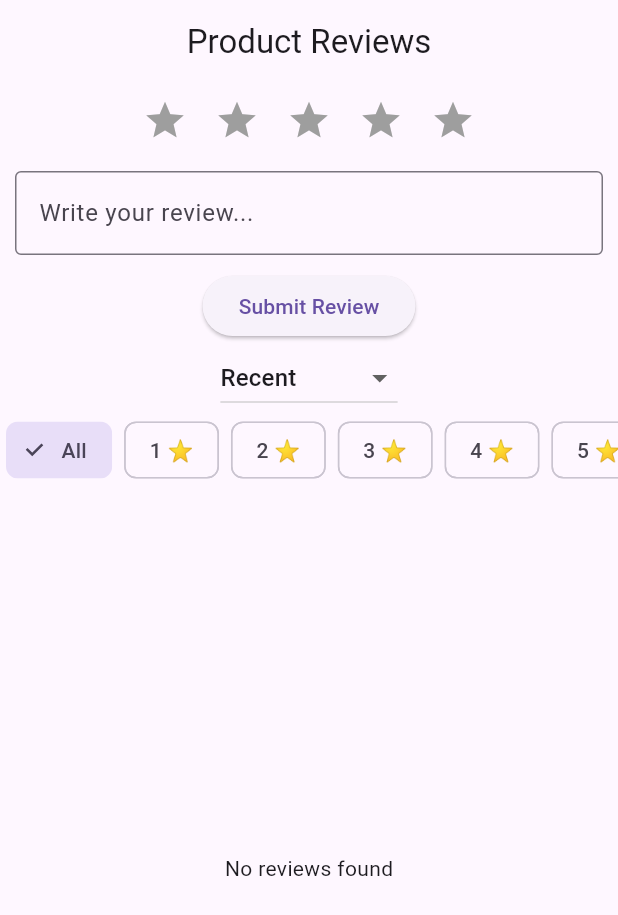
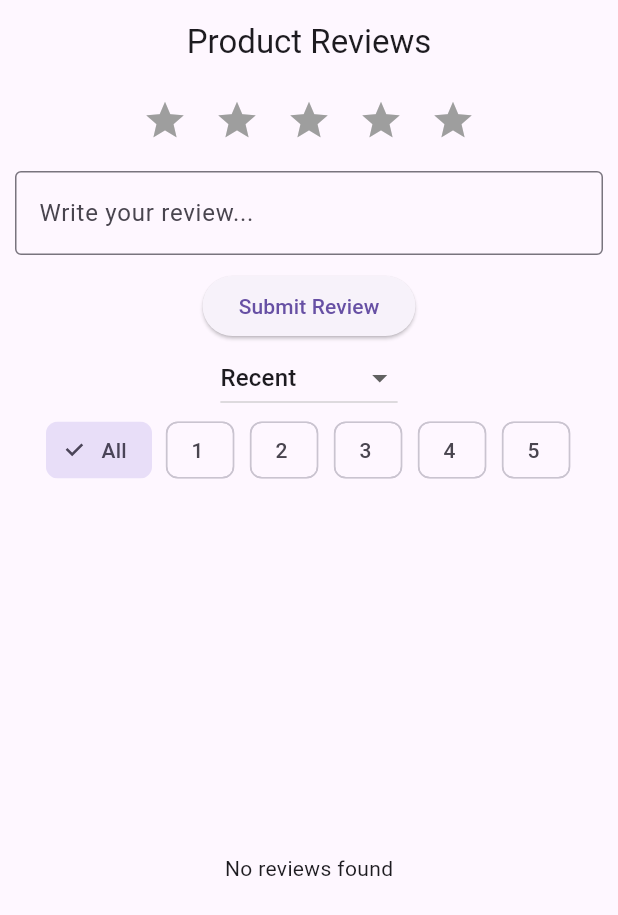
Before and after one commit to shfqt255/Neuro_App-Flutter-Internship-B01_week_12, a Flutter app: the screen it shows after launch, on a phone screen of 412 x 824 dp. Shown: the top 915 px of the screen. Run offline on Flutter 3.47's test engine with Material 3 defaults, Android fonts, the phone set to English and light mode, and no system bars; our stand-ins replace cloud_firestore, firebase_core; missing offline and left inert: flutter_stripe; accounts and stored records are empty.

Commit message:
a little change

```diff
--- a/reviews_app/lib/Screens/review_screen.dart
+++ b/reviews_app/lib/Screens/review_screen.dart
@@ -20,7 +20,7 @@ class ReviewScreen extends StatelessWidget {
 
       body: Column(
         children: [
-          /// star selector
+          // star selector
           Row(
             mainAxisAlignment: MainAxisAlignment.center,
             children: List.generate(5, (index) {
@@ -41,7 +41,7 @@ class ReviewScreen extends StatelessWidget {
             }),
           ),
 
-          /// comment
+          // comment
           Padding(
             padding: const EdgeInsets.all(10),
             child: TextField(
@@ -53,7 +53,7 @@ class ReviewScreen extends StatelessWidget {
             ),
           ),
 
-          /// submit
+          // submit
           ElevatedButton(
             onPressed: () {
               if (controller.text.isEmpty || provider.selectedRating == 0) {
@@ -74,7 +74,7 @@ class ReviewScreen extends StatelessWidget {
             child: const Text("Submit Review"),
           ),
 
-          /// sort
+          // sort
           DropdownButton(
             value: provider.sortBy,
             items: const [
@@ -88,12 +88,12 @@ class ReviewScreen extends StatelessWidget {
             },
           ),
 
-          /// filter (all + 1-5)
+          // filter (all + 1-5)
           SingleChildScrollView(
             scrollDirection: Axis.horizontal,
             child: Row(
               children: [
-                /// all
+                // all
                 Padding(
                   padding: const EdgeInsets.symmetric(horizontal: 4),
                   child: ChoiceChip(
@@ -105,14 +105,14 @@ class ReviewScreen extends StatelessWidget {
                   ),
                 ),
 
-                /// stars
+                // stars
                 ...List.generate(5, (index) {
                   int star = index + 1;
 
                   return Padding(
                     padding: const EdgeInsets.symmetric(horizontal: 4),
                     child: ChoiceChip(
-                      label: Text("$star ⭐"),
+                      label: Text("$star "),
                       selected: provider.filterRating == star,
                       onSelected: (_) {
                         provider.setFilter(star);
@@ -126,7 +126,7 @@ class ReviewScreen extends StatelessWidget {
 
           const SizedBox(height: 10),
 
-          /// reviews
+          // reviews
           Expanded(
             child: StreamBuilder<List<ReviewModel>>(
               stream: provider.fetchReviews(
@@ -140,10 +140,10 @@ class ReviewScreen extends StatelessWidget {
 
                 final allReviews = snapshot.data!;
 
-                /// avg from all
+                // avg from all
                 double avg = provider.calculateAverage(allReviews);
 
-                /// filtered list
+                // filtered list
                 List<ReviewModel> filteredReviews = allReviews;
 
                 if (provider.filterRating > 0) {
@@ -154,7 +154,7 @@ class ReviewScreen extends StatelessWidget {
                       .toList();
                 }
 
-                /// sort
+                // sort
                 if (provider.sortBy == 'helpful') {
                   filteredReviews.sort(
                     (a, b) => b.helpfulvotes.compareTo(a.helpfulvotes),
@@ -176,11 +176,11 @@ class ReviewScreen extends StatelessWidget {
                 return Column(
                   crossAxisAlignment: CrossAxisAlignment.start,
                   children: [
-                    /// average
+                  // average
                     Padding(
                       padding: const EdgeInsets.symmetric(horizontal: 10),
                       child: Text(
-                        "Average Rating: ${avg.toStringAsFixed(1)} ⭐",
+                        "Average Rating: ${avg.toStringAsFixed(1)} ",
                         style: const TextStyle(
                           fontSize: 18,
                           fontWeight: FontWeight.bold,
@@ -188,7 +188,7 @@ class ReviewScreen extends StatelessWidget {
                       ),
                     ),
 
-                    /// count
+                    // count
                     Padding(
                       padding: const EdgeInsets.symmetric(
                         horizontal: 10,
@@ -202,7 +202,7 @@ class ReviewScreen extends StatelessWidget {
 
                     const Divider(),
 
-                    /// list
+                    // list
                     Expanded(
                       child: ListView.builder(
                         itemCount: filteredReviews.length,
@@ -219,7 +219,7 @@ class ReviewScreen extends StatelessWidget {
                               child: Column(
                                 crossAxisAlignment: CrossAxisAlignment.start,
                                 children: [
-                                  /// stars
+                                  // stars
                                   Row(
                                     children: List.generate(
                                       5,
@@ -235,12 +235,12 @@ class ReviewScreen extends StatelessWidget {
 
                                   const SizedBox(height: 5),
 
-                                  /// comment
+                                  // comment
                                   Text(r.comment),
 
                                   const SizedBox(height: 10),
 
-                                  /// helpful button
+                                  // helpful button
                                   Row(
                                     mainAxisAlignment:
                                         MainAxisAlignment.spaceBetween,
@@ -258,7 +258,7 @@ class ReviewScreen extends StatelessWidget {
                                             reviewId: r.id,
                                           );
 
-                                          /// optional feedback
+                                          // optional feedback
                                           ScaffoldMessenger.of(
                                             context,
                                           ).showSnackBar(
```
